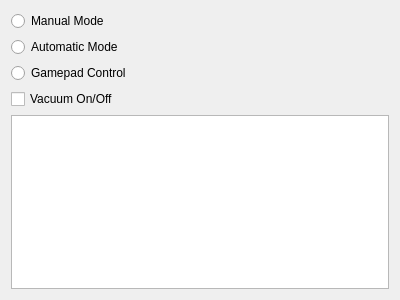
Above: resource/experiment_gui.ui from rpiRobotics/rpi_arm_composites_manufacturing_gui before the change. Below: the same form after it.
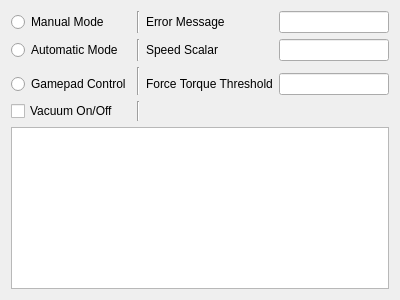
That is the form after the change.

```diff
--- a/resource/experiment_gui.ui
+++ b/resource/experiment_gui.ui
@@ -13,37 +13,95 @@
   <property name="windowTitle">
    <string>Form</string>
   </property>
-  <layout class="QVBoxLayout" name="verticalLayout">
-   <item>
+  <layout class="QGridLayout" name="gridLayout">
+   <item row="3" column="2">
+    <widget class="QLabel" name="label">
+     <property name="text">
+      <string>Force Torque Threshold</string>
+     </property>
+    </widget>
+   </item>
+   <item row="0" column="0">
     <widget class="QRadioButton" name="Manual_mode">
      <property name="text">
       <string>Manual Mode</string>
      </property>
     </widget>
    </item>
-   <item>
+   <item row="1" column="0">
     <widget class="QRadioButton" name="Automatic_mode">
      <property name="text">
       <string>Automatic Mode</string>
      </property>
     </widget>
    </item>
-   <item>
-    <widget class="QRadioButton" name="Gamepad_control">
-     <property name="text">
-      <string>Gamepad Control</string>
-     </property>
-    </widget>
+   <item row="6" column="0" colspan="4">
+    <widget class="QListWidget" name="State_info"/>
    </item>
-   <item>
+   <item row="5" column="0">
     <widget class="QCheckBox" name="Vacuum">
      <property name="text">
       <string>Vacuum On/Off</string>
      </property>
     </widget>
    </item>
-   <item>
-    <widget class="QListWidget" name="State_info"/>
+   <item row="3" column="0">
+    <widget class="QRadioButton" name="Gamepad_control">
+     <property name="text">
+      <string>Gamepad Control</string>
+     </property>
+    </widget>
+   </item>
+   <item row="2" column="1" rowspan="2">
+    <widget class="Line" name="line">
+     <property name="orientation">
+      <enum>Qt::Vertical</enum>
+     </property>
+    </widget>
+   </item>
+   <item row="1" column="1">
+    <widget class="Line" name="line_2">
+     <property name="orientation">
+      <enum>Qt::Vertical</enum>
+     </property>
+    </widget>
+   </item>
+   <item row="0" column="1">
+    <widget class="Line" name="line_3">
+     <property name="orientation">
+      <enum>Qt::Vertical</enum>
+     </property>
+    </widget>
+   </item>
+   <item row="5" column="1">
+    <widget class="Line" name="line_4">
+     <property name="orientation">
+      <enum>Qt::Vertical</enum>
+     </property>
+    </widget>
+   </item>
+   <item row="3" column="3">
+    <widget class="QLineEdit" name="Ft_threshold"/>
+   </item>
+   <item row="1" column="2">
+    <widget class="QLabel" name="label_2">
+     <property name="text">
+      <string>Speed Scalar</string>
+     </property>
+    </widget>
+   </item>
+   <item row="1" column="3">
+    <widget class="QLineEdit" name="Speed_scalar"/>
+   </item>
+   <item row="0" column="2">
+    <widget class="QLabel" name="label_3">
+     <property name="text">
+      <string>Error Message</string>
+     </property>
+    </widget>
+   </item>
+   <item row="0" column="3">
+    <widget class="QLineEdit" name="Error_msg"/>
    </item>
   </layout>
  </widget>
```
